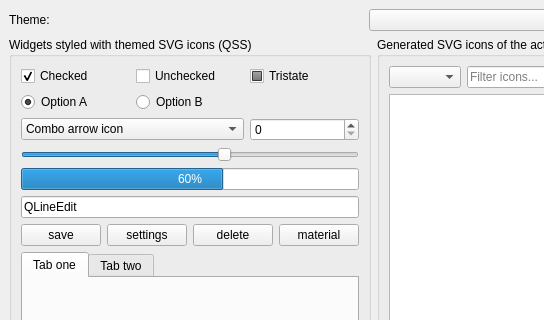
The window that examples/svg_icons_demo/ui/mainwindow.ui (SpinnCompany/QT-PyQt-PySide-Custom-Widgets) describes before a commit, drawn with Qt 5; both pictures show x 0 to 544 and y 0 to 320 of the 1100 by 700 pixel window.
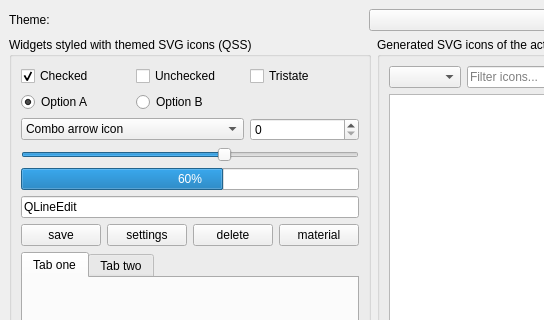
The same window after the commit. Icons and pictures are not drawn.

Diff of the .ui file:
```diff
--- a/examples/svg_icons_demo/ui/mainwindow.ui
+++ b/examples/svg_icons_demo/ui/mainwindow.ui
@@ -76,9 +76,6 @@
            <property name="tristate">
             <bool>true</bool>
            </property>
-           <property name="checkState">
-            <enum>Qt::PartiallyChecked</enum>
-           </property>
           </widget>
          </item>
          <item row="1" column="0">
```
